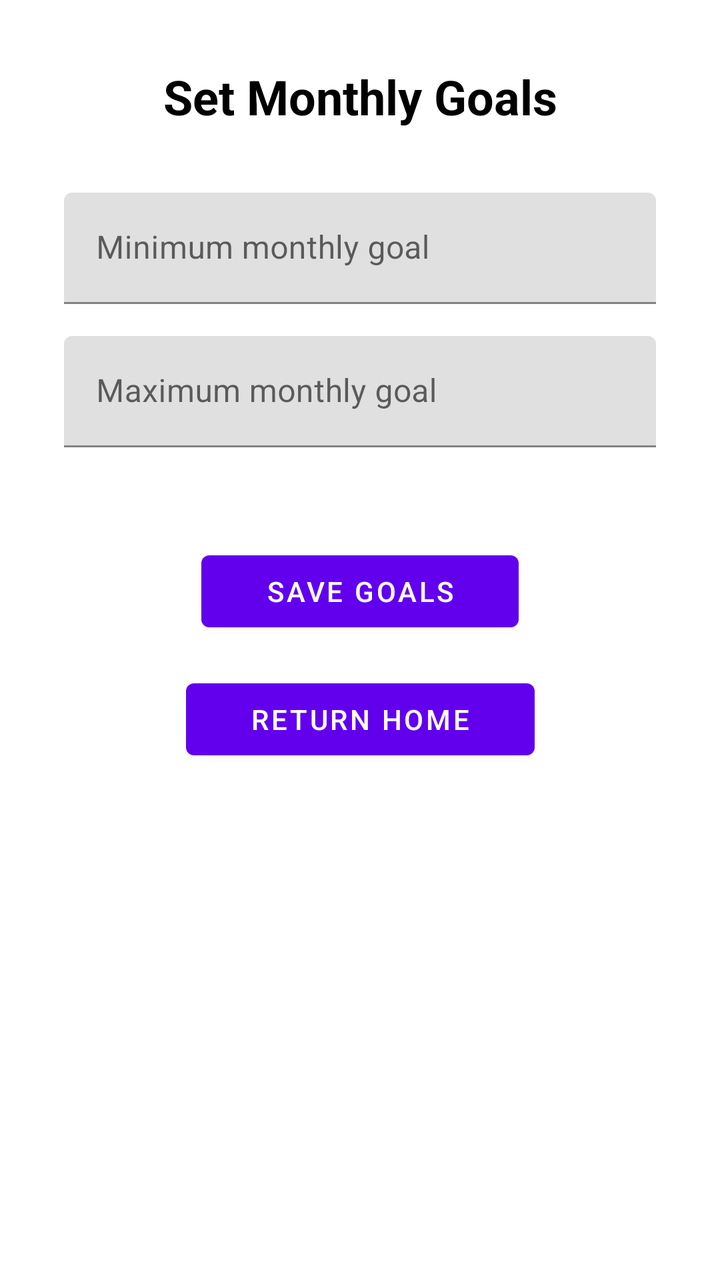
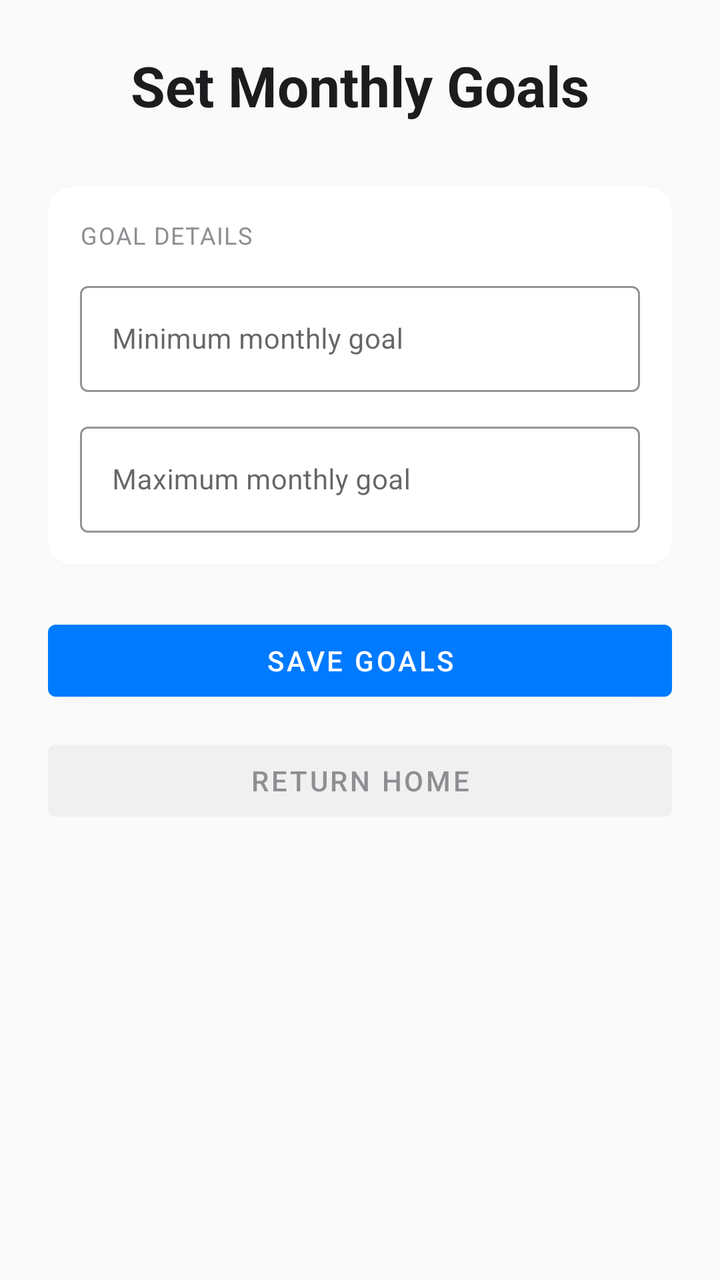

Compare the two renders of this Android layout. The source of the first and the diff that turns it into the second are given below.
<!-- AndroidManifest.xml: application theme Theme.HarmonieBudget -->
<!-- res/layout/activity_goal.xml -->
<?xml version="1.0" encoding="utf-8"?>
<androidx.constraintlayout.widget.ConstraintLayout
    xmlns:android="http://schemas.android.com/apk/res/android"
    xmlns:app="http://schemas.android.com/apk/res-auto"
    android:layout_width="match_parent"
    android:layout_height="match_parent"
    android:padding="32dp"
    android:background="@color/white">

    <TextView
        android:id="@+id/tv_goal_title"
        android:layout_width="wrap_content"
        android:layout_height="wrap_content"
        android:text="@string/set_monthly_goals"
        android:textSize="24sp"
        android:textStyle="bold"
        app:layout_constraintTop_toTopOf="parent"
        app:layout_constraintStart_toStartOf="parent"
        app:layout_constraintEnd_toEndOf="parent" />

    <com.google.android.material.textfield.TextInputLayout
        android:id="@+id/til_min_goal"
        android:layout_width="0dp"
        android:layout_height="wrap_content"
        android:layout_marginTop="32dp"
        app:layout_constraintTop_toBottomOf="@id/tv_goal_title"
        app:layout_constraintStart_toStartOf="parent"
        app:layout_constraintEnd_toEndOf="parent">

        <com.google.android.material.textfield.TextInputEditText
            android:id="@+id/et_min_goal"
            android:layout_width="match_parent"
            android:layout_height="wrap_content"
            android:hint="@string/hint_min_goal"
            android:inputType="numberDecimal"
            android:textColor="@android:color/black" />
    </com.google.android.material.textfield.TextInputLayout>

    <com.google.android.material.textfield.TextInputLayout
        android:id="@+id/til_max_goal"
        android:layout_width="0dp"
        android:layout_height="wrap_content"
        android:layout_marginTop="16dp"
        app:layout_constraintTop_toBottomOf="@id/til_min_goal"
        app:layout_constraintStart_toStartOf="parent"
        app:layout_constraintEnd_toEndOf="parent">

        <com.google.android.material.textfield.TextInputEditText
            android:id="@+id/et_max_goal"
            android:layout_width="match_parent"
            android:layout_height="wrap_content"
            android:hint="@string/hint_max_goal"
            android:inputType="numberDecimal"
            android:textColor="@android:color/black" />
    </com.google.android.material.textfield.TextInputLayout>

    <Button
        android:id="@+id/btn_save_goals"
        android:layout_width="wrap_content"
        android:layout_height="wrap_content"
        android:text="@string/btn_save_goals"
        android:minHeight="48dp"
        android:paddingStart="32dp"
        android:paddingEnd="32dp"
        android:layout_marginTop="48dp"
        app:layout_constraintTop_toBottomOf="@id/til_max_goal"
        app:layout_constraintStart_toStartOf="parent"
        app:layout_constraintEnd_toEndOf="parent" />

    <Button
        android:id="@+id/btn_return_home"
        android:layout_width="wrap_content"
        android:layout_height="wrap_content"
        android:text="@string/return_home"
        android:minHeight="48dp"
        android:paddingStart="32dp"
        android:paddingEnd="32dp"
        android:layout_marginTop="16dp"
        app:layout_constraintTop_toBottomOf="@id/btn_save_goals"
        app:layout_constraintStart_toStartOf="parent"
        app:layout_constraintEnd_toEndOf="parent" />

</androidx.constraintlayout.widget.ConstraintLayout>
<!-- resources referenced by this layout -->
<resources>
  <color name="white">#FFFFFFFF</color>
  <string name="btn_save_goals">Save Goals</string>
  <string name="hint_max_goal">Maximum monthly goal</string>
  <string name="hint_min_goal">Minimum monthly goal</string>
  <string name="return_home">Return Home</string>
  <string name="set_monthly_goals">Set Monthly Goals</string>
  <style name="Theme.HarmonieBudget" parent="Theme.MaterialComponents.DayNight.NoActionBar">
  
          
          <item name="colorPrimary">@color/purple_500</item>
  
          
          <item name="colorPrimaryVariant">@color/purple_700</item>
  
          
          <item name="colorSecondary">@color/teal_200</item>
  
          
          <item name="android:windowBackground">@color/white</item>
  
          
          <item name="android:textColor">@android:color/black</item>
  
      </style>
  <color name="purple_500">#FF6200EE</color>
  <color name="purple_700">#FF3700B3</color>
  <color name="teal_200">#FF03DAC5</color>
</resources>

<!-- the commit's change to res/layout/activity_goal.xml (unified diff, before → after) -->
@@ -1,83 +1,119 @@
 <?xml version="1.0" encoding="utf-8"?>
-<androidx.constraintlayout.widget.ConstraintLayout
+<androidx.core.widget.NestedScrollView
     xmlns:android="http://schemas.android.com/apk/res/android"
     xmlns:app="http://schemas.android.com/apk/res-auto"
     android:layout_width="match_parent"
     android:layout_height="match_parent"
-    android:padding="32dp"
-    android:background="@color/white">
+    android:fillViewport="true"
+    android:background="#FAFAFA">
 
-    <TextView
-        android:id="@+id/tv_goal_title"
-        android:layout_width="wrap_content"
+    <LinearLayout
+        android:layout_width="match_parent"
         android:layout_height="wrap_content"
-        android:text="@string/set_monthly_goals"
-        android:textSize="24sp"
-        android:textStyle="bold"
-        app:layout_constraintTop_toTopOf="parent"
-        app:layout_constraintStart_toStartOf="parent"
-        app:layout_constraintEnd_toEndOf="parent" />
+        android:orientation="vertical"
+        android:padding="24dp">
 
-    <com.google.android.material.textfield.TextInputLayout
-        android:id="@+id/til_min_goal"
-        android:layout_width="0dp"
-        android:layout_height="wrap_content"
-        android:layout_marginTop="32dp"
-        app:layout_constraintTop_toBottomOf="@id/tv_goal_title"
-        app:layout_constraintStart_toStartOf="parent"
-        app:layout_constraintEnd_toEndOf="parent">
+        
+        <TextView
+            android:id="@+id/tv_goal_title"
+            android:layout_width="wrap_content"
+            android:layout_height="wrap_content"
+            android:layout_gravity="center_horizontal"
+            android:text="@string/set_monthly_goals"
+            android:textColor="#1C1C1E"
+            android:textSize="28sp"
+            android:textStyle="bold" />
 
-        <com.google.android.material.textfield.TextInputEditText
-            android:id="@+id/et_min_goal"
+        
+        <com.google.android.material.card.MaterialCardView
             android:layout_width="match_parent"
             android:layout_height="wrap_content"
-            android:hint="@string/hint_min_goal"
-            android:inputType="numberDecimal"
-            android:textColor="@android:color/black" />
-    </com.google.android.material.textfield.TextInputLayout>
+            android:layout_marginTop="32dp"
+            app:cardBackgroundColor="#FFFFFF"
+            app:cardCornerRadius="12dp"
+            app:cardElevation="1dp"
+            app:strokeWidth="0dp">
 
-    <com.google.android.material.textfield.TextInputLayout
-        android:id="@+id/til_max_goal"
-        android:layout_width="0dp"
-        android:layout_height="wrap_content"
-        android:layout_marginTop="16dp"
-        app:layout_constraintTop_toBottomOf="@id/til_min_goal"
-        app:layout_constraintStart_toStartOf="parent"
-        app:layout_constraintEnd_toEndOf="parent">
+            <LinearLayout
+                android:layout_width="match_parent"
+                android:layout_height="wrap_content"
+                android:orientation="vertical"
+                android:padding="16dp">
 
-        <com.google.android.material.textfield.TextInputEditText
-            android:id="@+id/et_max_goal"
+                <TextView
+                    android:layout_width="wrap_content"
+                    android:layout_height="wrap_content"
+                    android:letterSpacing="0.05"
+                    android:text="GOAL DETAILS"
+                    android:textAllCaps="true"
+                    android:textColor="#8E8E93"
+                    android:textSize="12sp" />
+
+                
+                <com.google.android.material.textfield.TextInputLayout
+                    android:id="@+id/til_min_goal"
+                    android:layout_width="match_parent"
+                    android:layout_height="wrap_content"
+                    android:layout_marginTop="12dp"
+                    style="@style/Widget.MaterialComponents.TextInputLayout.OutlinedBox"
+                    app:boxStrokeColor="#6A1B9A">
+
+                    <com.google.android.material.textfield.TextInputEditText
+                        android:id="@+id/et_min_goal"
+                        android:layout_width="match_parent"
+                        android:layout_height="wrap_content"
+                        android:hint="@string/hint_min_goal"
+                        android:inputType="numberDecimal"
+                        android:textColor="#1C1C1E"
+                        android:textSize="14sp" />
+                </com.google.android.material.textfield.TextInputLayout>
+
+                
+                <com.google.android.material.textfield.TextInputLayout
+                    android:id="@+id/til_max_goal"
+                    android:layout_width="match_parent"
+                    android:layout_height="wrap_content"
+                    android:layout_marginTop="12dp"
+                    style="@style/Widget.MaterialComponents.TextInputLayout.OutlinedBox"
+                    app:boxStrokeColor="#6A1B9A">
+
+                    <com.google.android.material.textfield.TextInputEditText
+                        android:id="@+id/et_max_goal"
+                        android:layout_width="match_parent"
+                        android:layout_height="wrap_content"
+                        android:hint="@string/hint_max_goal"
+                        android:inputType="numberDecimal"
+                        android:textColor="#1C1C1E"
+                        android:textSize="14sp" />
+                </com.google.android.material.textfield.TextInputLayout>
+
+            </LinearLayout>
+        </com.google.android.material.card.MaterialCardView>
+
+        
+        <Button
+            android:id="@+id/btn_save_goals"
             android:layout_width="match_parent"
             android:layout_height="wrap_content"
-            android:hint="@string/hint_max_goal"
-            android:inputType="numberDecimal"
-            android:textColor="@android:color/black" />
-    </com.google.android.material.textfield.TextInputLayout>
+            android:layout_marginTop="24dp"
+            android:backgroundTint="#007AFF"
+            android:minHeight="48dp"
+            android:text="@string/btn_save_goals"
+            android:textColor="#FFFFFF"
+            android:textSize="14sp" />
 
-    <Button
-        android:id="@+id/btn_save_goals"
-        android:layout_width="wrap_content"
-        android:layout_height="wrap_content"
-        android:text="@string/btn_save_goals"
-        android:minHeight="48dp"
-        android:paddingStart="32dp"
-        android:paddingEnd="32dp"
-        android:layout_marginTop="48dp"
-        app:layout_constraintTop_toBottomOf="@id/til_max_goal"
-        app:layout_constraintStart_toStartOf="parent"
-        app:layout_constraintEnd_toEndOf="parent" />
+        
+        <Button
+            android:id="@+id/btn_return_home"
+            android:layout_width="match_parent"
+            android:layout_height="wrap_content"
+            android:layout_marginTop="12dp"
+            android:backgroundTint="#F0F0F0"
+            android:minHeight="48dp"
+            android:text="@string/return_home"
+            android:textColor="#8E8E93"
+            android:textSize="14sp"
+            style="@style/Widget.MaterialComponents.Button.TextButton" />
 
-    <Button
-        android:id="@+id/btn_return_home"
-        android:layout_width="wrap_content"
-        android:layout_height="wrap_content"
-        android:text="@string/return_home"
-        android:minHeight="48dp"
-        android:paddingStart="32dp"
-        android:paddingEnd="32dp"
-        android:layout_marginTop="16dp"
-        app:layout_constraintTop_toBottomOf="@id/btn_save_goals"
-        app:layout_constraintStart_toStartOf="parent"
-        app:layout_constraintEnd_toEndOf="parent" />
-
-</androidx.constraintlayout.widget.ConstraintLayout>
+    </LinearLayout>
+</androidx.core.widget.NestedScrollView>
